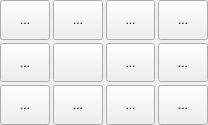
etet100/AstroCore-GCode-Sender, file src/gpilot/ui/forms/partials/main/partmaincontrol.ui: the form before one commit.
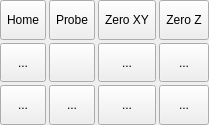
The form after the commit. Icons and pictures are not drawn. Custom widgets are drawn as their Qt base class.

Commit message: Control widget - show texts

Patch:
```diff
--- a/src/gpilot/ui/forms/partials/main/partmaincontrol.ui
+++ b/src/gpilot/ui/forms/partials/main/partmaincontrol.ui
@@ -125,7 +125,7 @@
         <string>Home</string>
        </property>
        <property name="text">
-        <string>...</string>
+        <string>Home</string>
        </property>
        <property name="icon">
         <iconset resource="../../../resources/images.qrc">
@@ -317,7 +317,7 @@
         </sizepolicy>
        </property>
        <property name="text">
-        <string>...</string>
+        <string>Probe</string>
        </property>
        <property name="icon">
         <iconset resource="../../../resources/images.qrc">
@@ -340,7 +340,7 @@
         </sizepolicy>
        </property>
        <property name="text">
-        <string>...</string>
+        <string>Zero XY</string>
        </property>
        <property name="icon">
         <iconset resource="../../../resources/images.qrc">
@@ -366,7 +366,7 @@
         </sizepolicy>
        </property>
        <property name="text">
-        <string>...</string>
+        <string>Zero Z</string>
        </property>
        <property name="icon">
         <iconset resource="../../../resources/images.qrc">
```
The commit also changes 2 other files.
